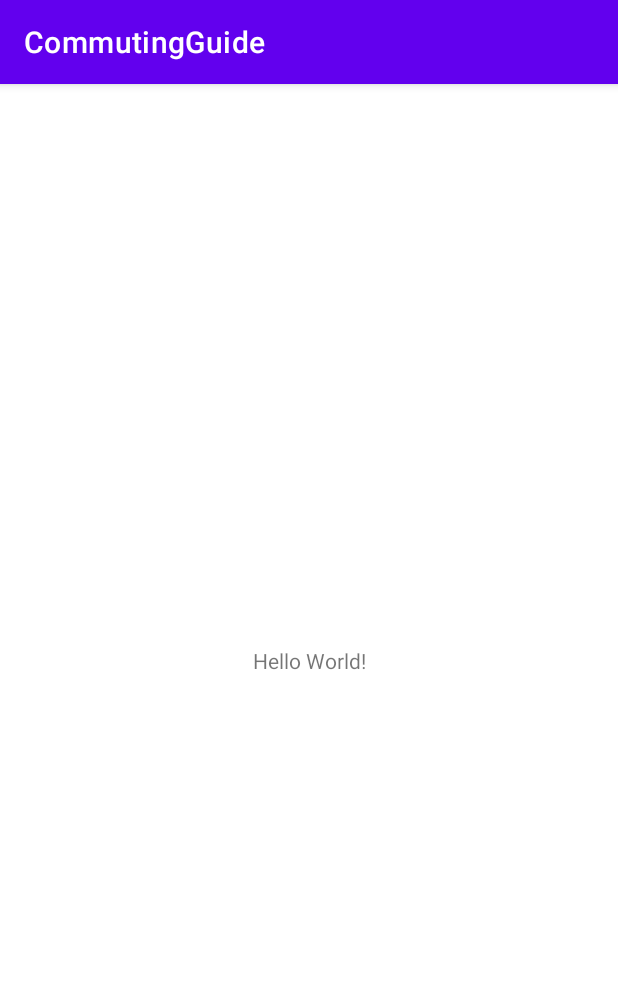
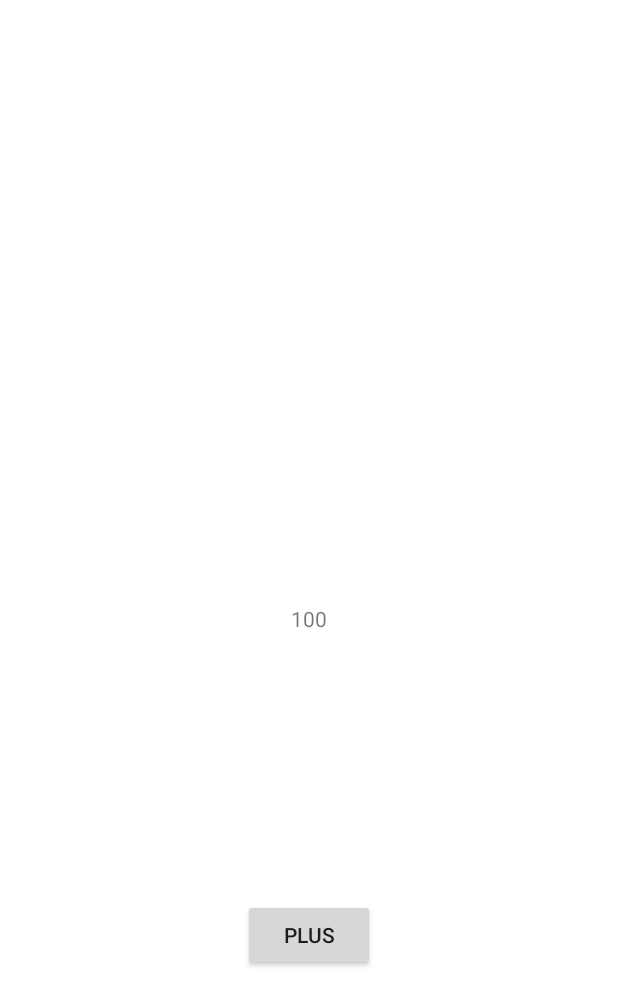
Before and after one commit to kawn2103/CommutingGuide, an Android app: the screen it shows after launch (MainActivity), on a phone screen of 412 x 824 dp. Shown: the top 1006 px of the screen. Run offline under Robolectric (Android 15) with nearby library versions, the phone set to English and light mode, and no system bars; our stand-ins replace Dagger/Hilt's generated code, data binding.

Commit message:
1. 상단바 없도록 테마 변경 2. 빌드 그래들 힐트 대거 환경 설정 3. 빌드 그래들 라이프 사이클 환경 설정 4. 아키텍쳐 구성 5. 어플리케이션 생성 및 메니패스트 연결 6. 메인 xml 데이터 바인딩 생성 7. 베이스 엑티비티 생성 8. 베이스 엑티비티를 기반으로 메인 엑티비티 생성 9. 메인 뷰모델 생성 10. 뷰모델과 엑티비티 생성 및 동기화

```diff
--- a/app/build.gradle
+++ b/app/build.gradle
@@ -1,6 +1,8 @@
 plugins {
     id 'com.android.application'
     id 'org.jetbrains.kotlin.android'
+    id 'kotlin-kapt'
+    id 'dagger.hilt.android.plugin'
 }
 
 android {
@@ -41,7 +43,30 @@ dependencies {
     implementation 'androidx.appcompat:appcompat:1.5.1'
     implementation 'com.google.android.material:material:1.7.0'
     implementation 'androidx.constraintlayout:constraintlayout:2.1.4'
+
+    // Hilt
+    implementation 'com.google.dagger:hilt-android:2.42'
+    kapt 'com.google.dagger:hilt-compiler:2.42'
+
+    // ViewModel delegate
+    implementation 'androidx.activity:activity-ktx:1.4.0'
+    implementation 'androidx.fragment:fragment-ktx:1.4.1'
+
+    // Lifecycle
+    implementation 'androidx.lifecycle:lifecycle-viewmodel-ktx:2.4.1'
+    implementation 'androidx.lifecycle:lifecycle-runtime-ktx:2.4.1'
+    implementation 'androidx.lifecycle:lifecycle-viewmodel-savedstate:2.4.1'
+
+    // Retrofit
+    implementation 'com.squareup.retrofit2:retrofit:2.9.0'
+    implementation 'com.squareup.retrofit2:converter-moshi:2.9.0'
+
+    // Okhttp
+    implementation 'com.squareup.okhttp3:okhttp:4.9.3'
+    implementation 'com.squareup.okhttp3:logging-interceptor:4.9.3'
+
     testImplementation 'junit:junit:4.13.2'
     androidTestImplementation 'androidx.test.ext:junit:1.1.4'
     androidTestImplementation 'androidx.test.espresso:espresso-core:3.5.0'
+
 }
--- a/app/src/main/AndroidManifest.xml
+++ b/app/src/main/AndroidManifest.xml
@@ -3,6 +3,7 @@
     package="ksg.project.commutingguide">
 
     <application
+        android:name=".CommutingApplication"
         android:allowBackup="true"
         android:icon="@mipmap/ic_launcher"
         android:label="@string/app_name"
@@ -10,7 +11,7 @@
         android:supportsRtl="true"
         android:theme="@style/Theme.CommutingGuide">
         <activity
-            android:name=".MainActivity"
+            android:name=".ui.main.MainActivity"
             android:exported="true">
             <intent-filter>
                 <action android:name="android.intent.action.MAIN" />
--- /dev/null
+++ b/app/src/main/java/ksg/project/commutingguide/CommutingApplication.kt
@@ -0,0 +1,9 @@
+package ksg.project.commutingguide
+
+import android.app.Application
+import dagger.hilt.android.HiltAndroidApp
+
+@HiltAndroidApp
+class CommutingApplication: Application() {
+
+}
--- a/app/src/main/java/ksg/project/commutingguide/MainActivity.kt
+++ /dev/null
@@ -1,11 +0,0 @@
-package ksg.project.commutingguide
-
-import androidx.appcompat.app.AppCompatActivity
-import android.os.Bundle
-
-class MainActivity : AppCompatActivity() {
-    override fun onCreate(savedInstanceState: Bundle?) {
-        super.onCreate(savedInstanceState)
-        setContentView(R.layout.activity_main)
-    }
-}
--- /dev/null
+++ b/app/src/main/java/ksg/project/commutingguide/ui/base/BaseActivity.kt
@@ -0,0 +1,36 @@
+package ksg.project.commutingguide.ui.base
+
+import android.os.Bundle
+import androidx.annotation.LayoutRes
+import androidx.appcompat.app.AppCompatActivity
+import androidx.databinding.DataBindingUtil
+import androidx.databinding.ViewDataBinding
+
+
+abstract class BaseActivity<T : ViewDataBinding>(
+    @LayoutRes private val layoutId: Int
+    ) : AppCompatActivity() {
+    protected val binding: T by lazy(LazyThreadSafetyMode.NONE) {
+        DataBindingUtil.setContentView(this, layoutId)
+    }
+
+    init {
+        addOnContextAvailableListener {
+            binding.notifyChange()
+        }
+    }
+
+    override fun onCreate(savedInstanceState: Bundle?) {
+        super.onCreate(savedInstanceState)
+        binding.lifecycleOwner = this
+    }
+
+    override fun onDestroy() {
+        binding.unbind()
+        super.onDestroy()
+    }
+
+    protected inline fun bind(block: T.() -> Unit) {
+        binding.apply(block)
+    }
+}
--- /dev/null
+++ b/app/src/main/java/ksg/project/commutingguide/ui/main/MainActivity.kt
@@ -0,0 +1,24 @@
+package ksg.project.commutingguide.ui.main
+
+import android.os.Bundle
+import androidx.activity.viewModels
+import dagger.hilt.android.AndroidEntryPoint
+import ksg.project.commutingguide.R
+import ksg.project.commutingguide.databinding.ActivityMainBinding
+import ksg.project.commutingguide.ui.base.BaseActivity
+
+@AndroidEntryPoint
+class MainActivity : BaseActivity<ActivityMainBinding>(R.layout.activity_main) {
+
+    private val viewModel: MainViewModel by viewModels()
+
+    override fun onCreate(savedInstanceState: Bundle?) {
+        super.onCreate(savedInstanceState)
+        bind {
+            vm = viewModel
+        }
+
+
+    }
+
+}
--- /dev/null
+++ b/app/src/main/java/ksg/project/commutingguide/ui/main/MainViewModel.kt
@@ -0,0 +1,18 @@
+package ksg.project.commutingguide.ui.main
+
+import android.util.Log
+import androidx.databinding.ObservableField
+import androidx.lifecycle.ViewModel
+import dagger.hilt.android.lifecycle.HiltViewModel
+import javax.inject.Inject
+
+@HiltViewModel
+class MainViewModel @Inject constructor(
+): ViewModel(){
+    var count = ObservableField(100)
+
+    fun countPlus(){
+        count.set(count.get()?.plus(1) ?: 0)
+        Log.d("gwan2103","count >>>>> $count")
+    }
+}
--- a/app/src/main/res/layout/activity_main.xml
+++ b/app/src/main/res/layout/activity_main.xml
@@ -1,18 +1,38 @@
 <?xml version="1.0" encoding="utf-8"?>
-<androidx.constraintlayout.widget.ConstraintLayout xmlns:android="http://schemas.android.com/apk/res/android"
+<layout xmlns:android="http://schemas.android.com/apk/res/android"
     xmlns:app="http://schemas.android.com/apk/res-auto"
-    xmlns:tools="http://schemas.android.com/tools"
+    xmlns:tools="http://schemas.android.com/tools">
+
+    <data>
+        <variable
+            name="vm"
+            type="ksg.project.commutingguide.ui.main.MainViewModel" />
+    </data>
+
+    <androidx.constraintlayout.widget.ConstraintLayout
         android:layout_width="match_parent"
         android:layout_height="match_parent"
-    tools:context=".MainActivity">
+        tools:context=".ui.main.MainActivity">
 
         <TextView
+            android:id="@+id/countTextView"
             android:layout_width="wrap_content"
             android:layout_height="wrap_content"
-        android:text="Hello World!"
+            android:text="@{String.valueOf(vm.count)}"
             app:layout_constraintBottom_toBottomOf="parent"
             app:layout_constraintLeft_toLeftOf="parent"
             app:layout_constraintRight_toRightOf="parent"
             app:layout_constraintTop_toTopOf="parent" />
 
+        <androidx.appcompat.widget.AppCompatButton
+            android:id="@+id/plusButton"
+            android:layout_width="wrap_content"
+            android:layout_height="wrap_content"
+            android:text="plus"
+            android:onClick="@{() -> vm.countPlus()}"
+            app:layout_constraintTop_toBottomOf="@id/countTextView"
+            app:layout_constraintLeft_toLeftOf="parent"
+            app:layout_constraintRight_toRightOf="parent"
+            app:layout_constraintBottom_toBottomOf="parent" />
     </androidx.constraintlayout.widget.ConstraintLayout>
+</layout>
--- a/app/src/main/res/values-night/themes.xml
+++ /dev/null
@@ -1,16 +0,0 @@
-<resources xmlns:tools="http://schemas.android.com/tools">
-    <!-- Base application theme. -->
-    <style name="Theme.CommutingGuide" parent="Theme.MaterialComponents.DayNight.DarkActionBar">
-        <!-- Primary brand color. -->
-        <item name="colorPrimary">@color/purple_200</item>
-        <item name="colorPrimaryVariant">@color/purple_700</item>
-        <item name="colorOnPrimary">@color/black</item>
-        <!-- Secondary brand color. -->
-        <item name="colorSecondary">@color/teal_200</item>
-        <item name="colorSecondaryVariant">@color/teal_200</item>
-        <item name="colorOnSecondary">@color/black</item>
-        <!-- Status bar color. -->
-        <item name="android:statusBarColor" tools:targetApi="l">?attr/colorPrimaryVariant</item>
-        <!-- Customize your theme here. -->
-    </style>
-</resources>
--- a/app/src/main/res/values/themes.xml
+++ b/app/src/main/res/values/themes.xml
@@ -1,6 +1,6 @@
 <resources xmlns:tools="http://schemas.android.com/tools">
     <!-- Base application theme. -->
-    <style name="Theme.CommutingGuide" parent="Theme.MaterialComponents.DayNight.DarkActionBar">
+    <style name="Theme.CommutingGuide" parent="Theme.MaterialComponents.Light.NoActionBar">
         <!-- Primary brand color. -->
         <item name="colorPrimary">@color/purple_500</item>
         <item name="colorPrimaryVariant">@color/purple_700</item>
--- a/build.gradle
+++ b/build.gradle
@@ -2,7 +2,8 @@
 plugins {
     id 'com.android.application' version '7.1.2' apply false
     id 'com.android.library' version '7.1.2' apply false
-    id 'org.jetbrains.kotlin.android' version '1.5.30' apply false
+    id 'org.jetbrains.kotlin.android' version '1.7.10' apply false
+    id 'com.google.dagger.hilt.android' version '2.42' apply false
 }
 
 task clean(type: Delete) {
```
Lines whose indentation alone changed are shown as unchanged.
